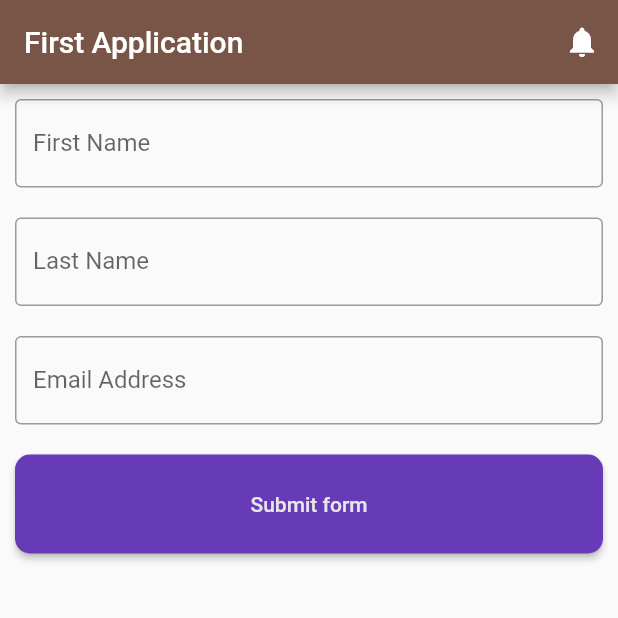
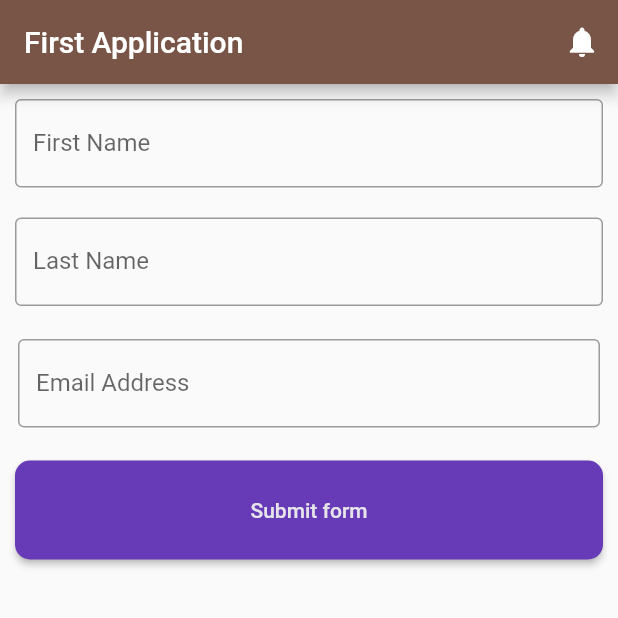
Before and after one commit to xahin96/flutter-1, a Flutter app: the screen it shows after launch, on a phone screen of 412 x 824 dp, the top half of it. Run offline on Flutter 3.47's test engine with Material 2 defaults, Android fonts, the phone set to English and light mode, and no system bars.

Commit message:
Shahriar | Dev-SimpleForm | form elements design changed

```diff
--- a/lib/main.dart
+++ b/lib/main.dart
@@ -91,7 +91,7 @@ class HomeActivity extends StatelessWidget {
             ),
           ),
           Padding(
-            padding: EdgeInsets.all(10),
+            padding: EdgeInsets.all(12),
             child: TextField(
               decoration: InputDecoration(
                   border: OutlineInputBorder(), labelText: 'Email Address'),
```
